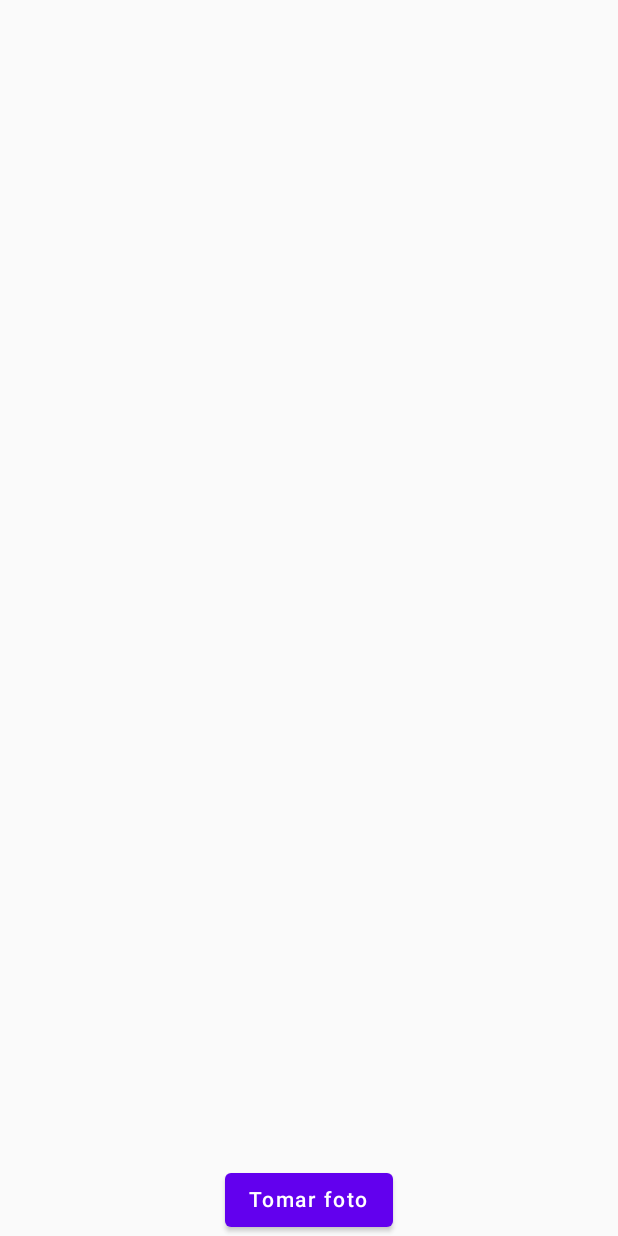
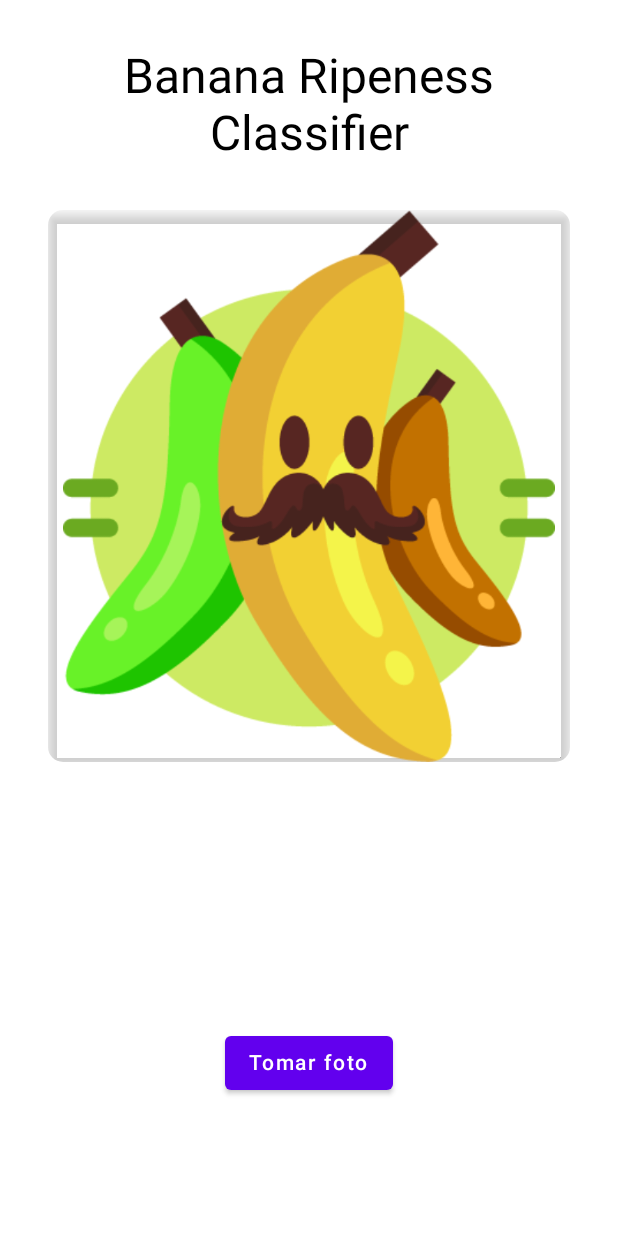
Before and after one commit to Davix002/BananaRipenessApp, an Android app built with Jetpack Compose: the screen it shows after launch (MainActivity), on a phone screen of 412 x 824 dp. Run offline under Robolectric (Android 15) with nearby library versions, the phone set to English and light mode, and no system bars; pictures from the network do not load.

Commit message:
Agregada la vista

```diff
--- a/app/src/main/java/com/example/bananaripenessapp/MainActivity.kt
+++ b/app/src/main/java/com/example/bananaripenessapp/MainActivity.kt
@@ -2,7 +2,6 @@ package com.example.bananaripenessapp
 
 import android.util.Base64
 import android.Manifest
-import android.annotation.SuppressLint
 import android.content.pm.PackageManager
 import android.net.Uri
 import android.os.Build
@@ -15,7 +14,6 @@ import androidx.compose.material.Text
 import androidx.compose.runtime.MutableState
 import androidx.compose.runtime.mutableStateOf
 import androidx.compose.foundation.Image
-import androidx.compose.foundation.layout.Box
 import androidx.compose.foundation.layout.fillMaxSize
 import androidx.compose.ui.Alignment
 import androidx.compose.ui.Modifier
@@ -27,13 +25,28 @@ import org.json.JSONObject
 import java.io.IOException
 import android.os.Environment
 import android.widget.Toast
-import androidx.annotation.RequiresApi
+import androidx.compose.foundation.background
+import androidx.compose.foundation.layout.Column
+import androidx.compose.foundation.layout.fillMaxWidth
+import androidx.compose.foundation.layout.height
+import androidx.compose.foundation.layout.padding
+import androidx.compose.foundation.lazy.LazyColumn
+import androidx.compose.foundation.shape.RoundedCornerShape
+import androidx.compose.runtime.Composable
+import androidx.compose.ui.draw.clip
+import androidx.compose.ui.draw.shadow
+import androidx.compose.ui.graphics.Color
+import androidx.compose.ui.res.painterResource
+import androidx.compose.ui.text.style.TextAlign
+import androidx.compose.ui.tooling.preview.Preview
 import androidx.core.content.ContextCompat
 import androidx.core.content.FileProvider
 import okhttp3.RequestBody.Companion.toRequestBody
 import java.io.File
 import java.text.SimpleDateFormat
 import java.util.*
+import androidx.compose.ui.unit.sp
+import androidx.compose.ui.unit.dp
 
 class MainActivity : ComponentActivity() {
 
@@ -69,10 +82,10 @@ class MainActivity : ComponentActivity() {
         }
 
 
-    @SuppressLint("SimpleDateFormat")
+
     private fun createImageFile(): File {
         // Create an image file name
-        val timeStamp: String = SimpleDateFormat("yyyyMMdd_HHmmss").format(Date())
+        val timeStamp: String = SimpleDateFormat("yyyyMMdd_HHmmss", Locale.US).format(Date())
         val storageDir: File? = getExternalFilesDir(Environment.DIRECTORY_PICTURES)
         return File.createTempFile(
             "JPEG_${timeStamp}_", /* prefix */
@@ -84,29 +97,12 @@ class MainActivity : ComponentActivity() {
         }
     }
 
-    @RequiresApi(Build.VERSION_CODES.M)
     override fun onCreate(savedInstanceState: Bundle?) {
         super.onCreate(savedInstanceState)
         imageUri = mutableStateOf(Uri.EMPTY)
 
         setContent {
-            Box(modifier = Modifier.fillMaxSize()) {
-                if (imageUri.value != Uri.EMPTY) {
-                    Image(
-                        painter = rememberImagePainter(data = imageUri.value),
-                        contentDescription = "Imagen capturada",
-                        modifier = Modifier.fillMaxSize(),
-                        contentScale = ContentScale.Crop // opcional, para recortar la imagen si es necesario
-                    )
-                }
-
-                Text(dataState.value, modifier = Modifier.align(Alignment.TopCenter))
-                Text(mensajeState.value, modifier = Modifier.align(Alignment.Center))
-                Text(precioState.value, modifier = Modifier.align(Alignment.BottomCenter))
-
-
-                Button(
-                    onClick = {
+            App(dataState, mensajeState, precioState, imageUri) {
                 when {
                     ContextCompat.checkSelfPermission(this@MainActivity, Manifest.permission.CAMERA) ==
                             PackageManager.PERMISSION_GRANTED -> {
@@ -119,18 +115,13 @@ class MainActivity : ComponentActivity() {
                         )
                         takePicture.launch(photoURI)
                     }
-                            shouldShowRequestPermissionRationale(Manifest.permission.CAMERA) -> {
+                    Build.VERSION.SDK_INT >= Build.VERSION_CODES.M && shouldShowRequestPermissionRationale(Manifest.permission.CAMERA) -> {
                         // Explica al usuario por qué necesitas el permiso, y luego solicítalo.
                     }
                     else -> {
                         // No tienes el permiso y no necesitas explicar por qué lo necesitas; solicítalo directamente
                         requestPermissionLauncher.launch(Manifest.permission.CAMERA)
                     }
-                        }
-                    },
-                    modifier = Modifier.align(Alignment.BottomCenter)
-                ) {
-                    Text("Tomar foto")
                 }
             }
         }
@@ -180,3 +171,66 @@ class MainActivity : ComponentActivity() {
         })
     }
 }
+
+@Preview
+@Composable
+fun App(    dataState: MutableState<String> = mutableStateOf(""),
+            mensajeState: MutableState<String> = mutableStateOf(""),
+            precioState: MutableState<String> = mutableStateOf(""),
+            imageUri: MutableState<Uri> = mutableStateOf(Uri.EMPTY),
+            onButtonClick: () -> Unit = {}){
+    LazyColumn(modifier = Modifier
+        .fillMaxSize()
+        .background(Color.White)
+        .padding(16.dp)){ // Agregado padding a todos los elementos en el LazyColumn
+        item{
+            Text(text = "Banana Ripeness Classifier",
+                modifier = Modifier
+                    .fillMaxWidth().fillMaxSize()
+                    .padding(top = 16.dp, bottom = 16.dp), // Agregado padding superior e inferior al texto
+                textAlign = TextAlign.Center,
+                fontSize = 32.sp
+            )
+            if (imageUri.value != Uri.EMPTY) {
+                Image(
+                    painter = rememberImagePainter(data = imageUri.value),
+                    contentDescription = "Imagen capturada",
+                    modifier = Modifier
+                        .fillMaxWidth()
+                        .height(400.dp)
+                        .padding(16.dp)
+                        .clip(RoundedCornerShape(10.dp)) // Bordes redondeados
+                        .shadow(5.dp), // Sombra
+                    contentScale = ContentScale.Crop
+                )
+            } else {
+                Image(painter = painterResource(id = R.drawable.bananaico),
+                    contentDescription = "Bananas",
+                    modifier = Modifier
+                        .fillMaxWidth()
+                        .height(400.dp)
+                        .padding(16.dp)
+                        .clip(RoundedCornerShape(10.dp)) // Bordes redondeados
+                        .shadow(5.dp), // Sombra
+                )
+            }
+
+            Column(modifier = Modifier
+                .fillMaxWidth()
+                .padding(16.dp), // Agregado padding a la columna
+                horizontalAlignment = Alignment.CenterHorizontally) {
+
+                Text(dataState.value, modifier = Modifier.padding(top = 16.dp),fontSize = 28.sp)
+                Text(mensajeState.value, modifier = Modifier.padding(top = 16.dp))
+                Text(precioState.value, modifier = Modifier.padding(top = 16.dp))
+
+                Button(
+                    onClick = { onButtonClick() },
+                    modifier = Modifier.padding(top = 32.dp)
+                ) {
+                    Text("Tomar foto")
+                }
+            }
+        }
+    }
+}
```
Also changed, not shown: app/src/main/res/drawable/bananaico.png (added). Lines whose indentation alone changed are shown as unchanged.
